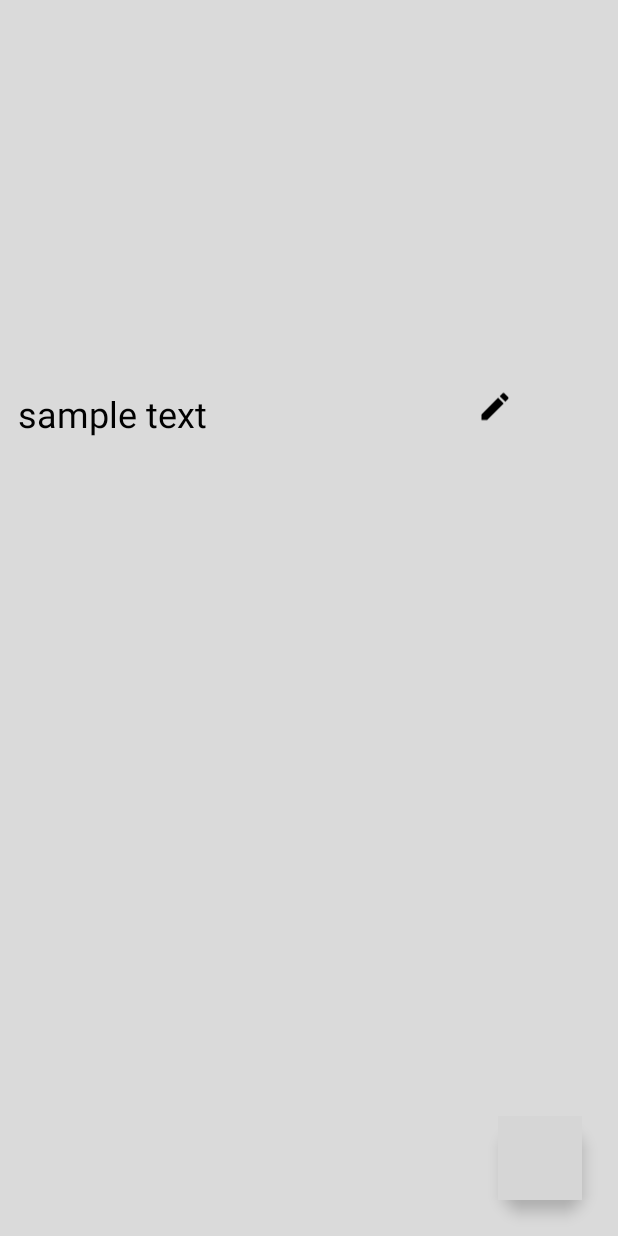
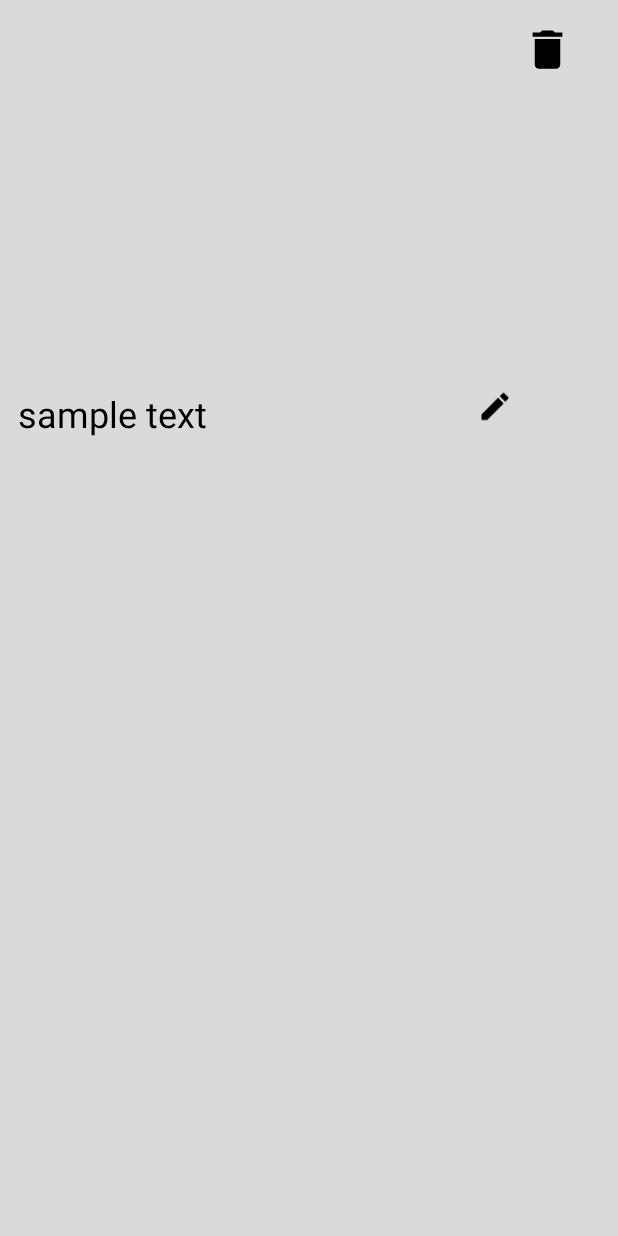
Before and after one commit to Diya-Chauhan/MAD_Assignment2_21012011011, an Android app: the layout activity_main.xml on its own in the app's theme, with its tools: preview values and no code run, scrolled down 576 dp, on a phone screen of 412 x 824 dp. Run offline under Robolectric (Android 15) with nearby library versions, the phone set to English and light mode, and no system bars; grey boxes are pictures that could not be loaded.

```diff
--- a/app/src/main/java/com/diyachauhan/mad_assignment2_21012011011/MainActivity.kt
+++ b/app/src/main/java/com/diyachauhan/mad_assignment2_21012011011/MainActivity.kt
@@ -1,4 +1,4 @@
-package com.diyachauhan.mad_assignment2_21012011011
+zzpackage com.diyachauhan.mad_assignment2_21012011011
 
 import androidx.appcompat.app.AppCompatActivity
 import android.os.Bundle
--- /dev/null
+++ b/app/src/main/res/drawable/baseline_delete_24.xml
@@ -0,0 +1,5 @@
+<vector android:height="24dp" android:tint="#000000"
+    android:viewportHeight="24" android:viewportWidth="24"
+    android:width="24dp" xmlns:android="http://schemas.android.com/apk/res/android">
+    <path android:fillColor="@android:color/white" android:pathData="M6,19c0,1.1 0.9,2 2,2h8c1.1,0 2,-0.9 2,-2V7H6v12zM19,4h-3.5l-1,-1h-5l-1,1H5v2h14V4z"/>
+</vector>
--- a/app/src/main/res/layout/activity_main.xml
+++ b/app/src/main/res/layout/activity_main.xml
@@ -5,7 +5,7 @@
     android:layout_width="match_parent"
     android:layout_height="match_parent"
     android:background="#DADADA"
-    tools:context=".MainActivity">
+    tools:context="MainActivity">
 
     <androidx.recyclerview.widget.RecyclerView
         android:id="@+id/recycler_view"
@@ -17,14 +17,15 @@
         app:layout_constraintTop_toTopOf="parent"
         tools:listitem="@layout/to_do_item"/>
 
-    <com.google.android.material.floatingactionbutton.FloatingActionButton
-        android:id="@+id/add_todo"
-        android:layout_width="wrap_content"
-        android:layout_height="wrap_content"
-        android:src="@drawable/add_icon"
-        android:layout_marginEnd="24dp"
-        android:layout_marginBottom="24dp"
+    <ImageView
+        android:id="@+id/imageView"
+        android:layout_width="62dp"
+        android:layout_height="34dp"
+        android:layout_marginTop="16dp"
+        android:layout_marginEnd="16dp"
+        android:src="@drawable/baseline_delete_24"
         app:layout_constraintEnd_toEndOf="parent"
-        app:layout_constraintBottom_toBottomOf="parent"/>
+        app:layout_constraintTop_toTopOf="parent" />
+
 
 </androidx.constraintlayout.widget.ConstraintLayout>
```
